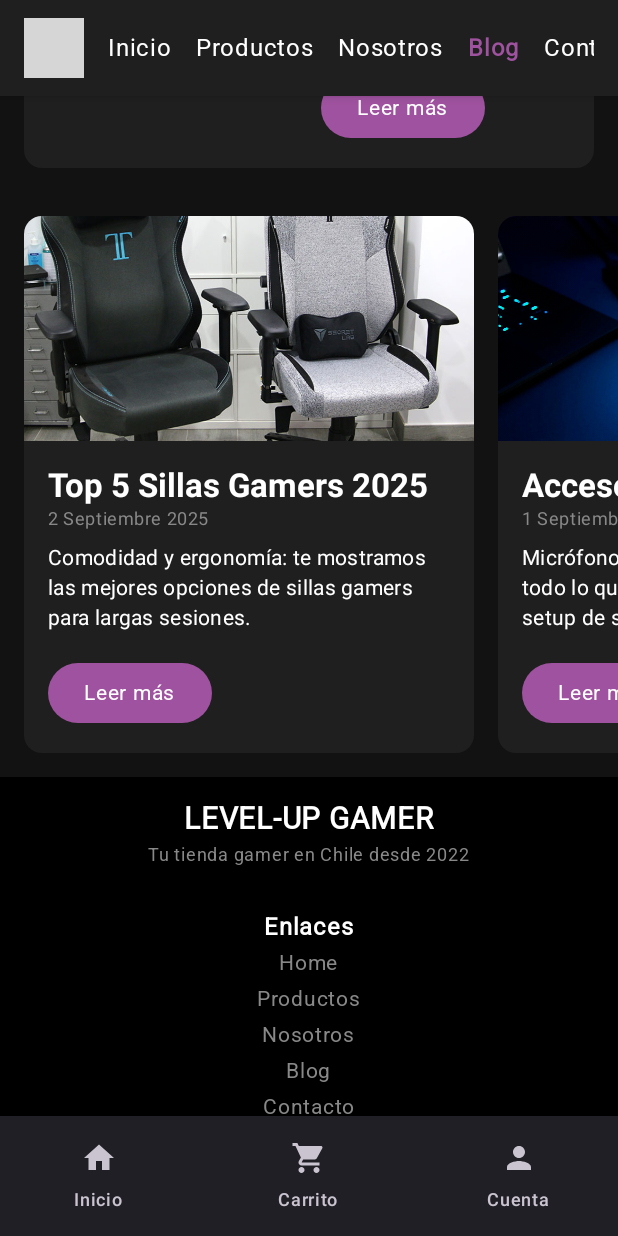
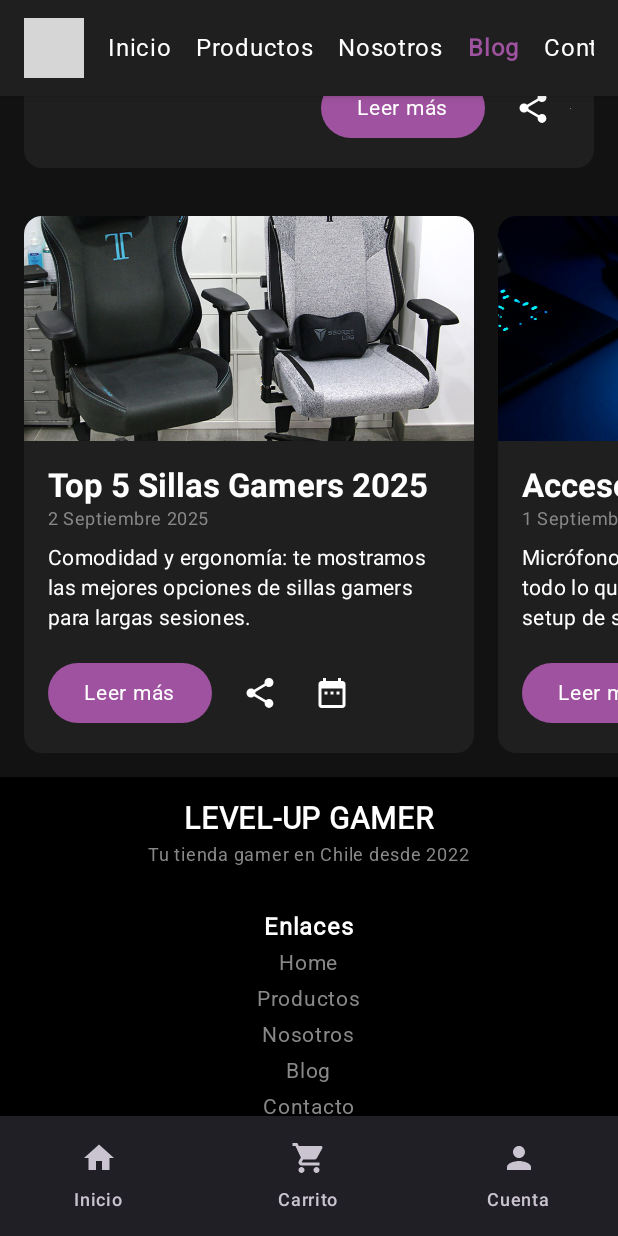
Before and after one commit to BenjaAranda/AplicacionesMoviles, an Android app built with Jetpack Compose: the BlogScreen screen opened through its navigation route, scrolled down 476 dp, on a phone screen of 412 x 824 dp. Run offline under Robolectric (Android 15) with nearby library versions, the light colour scheme and no system bars; our stand-ins replace Room's generated code; grey boxes are pictures that could not be loaded.

Commit message:
Agregando funcionalidad la segunda funcionalidad nativa, agregar eventos al calendario y compartir noticias

```diff
--- a/app/src/main/java/com/example/app_prueba/ui/screens/blog/BlogScreen.kt
+++ b/app/src/main/java/com/example/app_prueba/ui/screens/blog/BlogScreen.kt
@@ -7,14 +7,17 @@ import androidx.compose.foundation.lazy.LazyColumn
 import androidx.compose.foundation.lazy.LazyRow
 import androidx.compose.foundation.lazy.items
 import androidx.compose.foundation.shape.RoundedCornerShape
+import androidx.compose.material.icons.Icons
+import androidx.compose.material.icons.filled.DateRange
+import androidx.compose.material.icons.filled.Share
 import androidx.compose.material3.*
 import androidx.compose.runtime.Composable
 import androidx.compose.ui.Alignment
 import androidx.compose.ui.Modifier
 import androidx.compose.ui.draw.clip
 import androidx.compose.ui.graphics.Brush
-import androidx.compose.ui.graphics.Color
 import androidx.compose.ui.layout.ContentScale
+import androidx.compose.ui.platform.LocalContext
 import androidx.compose.ui.platform.LocalUriHandler
 import androidx.compose.ui.res.painterResource
 import androidx.compose.ui.text.font.FontWeight
@@ -32,7 +35,7 @@ fun BlogScreen(navController: NavController, vm: BlogViewModel = viewModel()) {
     LazyColumn(modifier = Modifier.fillMaxSize()) {
         item { BlogHeader() }
         item { FeaturedPost(post = vm.featuredPost) }
-        item { OtherPostsSection(posts = vm.posts.drop(1)) } // Muestra el resto de los posts
+        item { OtherPostsSection(posts = vm.posts.drop(1)) }
         item { Footer(navController = navController) }
     }
 }
@@ -70,8 +73,9 @@ fun BlogHeader() {
 }
 
 @Composable
-fun FeaturedPost(post: BlogPost) {
+fun FeaturedPost(post: BlogPost, vm: BlogViewModel = viewModel()) {
     val uriHandler = LocalUriHandler.current
+    val context = LocalContext.current
 
     Card(
         modifier = Modifier
@@ -114,8 +118,21 @@ fun FeaturedPost(post: BlogPost) {
                     overflow = TextOverflow.Ellipsis
                 )
                 Spacer(modifier = Modifier.height(16.dp))
-                Button(onClick = { uriHandler.openUri(post.url) }) {
-                    Text("Leer más")
+                Row(
+                    verticalAlignment = Alignment.CenterVertically
+                ) {
+                    Button(onClick = { uriHandler.openUri(post.url) }) {
+                        Text("Leer más")
+                    }
+                    Spacer(modifier = Modifier.width(8.dp))
+                    IconButton(onClick = { vm.sharePost(context, post) }) {
+                        Icon(Icons.Default.Share, contentDescription = "Compartir noticia")
+                    }
+                    // --- NUEVO BOTÓN DE CALENDARIO ---
+                    IconButton(onClick = { vm.scheduleEvent(context, post) }) {
+                        Icon(Icons.Default.DateRange, contentDescription = "Agendar evento")
+                    }
+                    // ---------------------------------
                 }
             }
         }
@@ -135,8 +152,9 @@ fun OtherPostsSection(posts: List<BlogPost>) {
 }
 
 @Composable
-fun BlogPostCard(post: BlogPost) {
+fun BlogPostCard(post: BlogPost, vm: BlogViewModel = viewModel()) {
     val uriHandler = LocalUriHandler.current
+    val context = LocalContext.current
 
     Card(
         modifier = Modifier.width(300.dp),
@@ -173,8 +191,21 @@ fun BlogPostCard(post: BlogPost) {
                     overflow = TextOverflow.Ellipsis
                 )
                 Spacer(modifier = Modifier.height(16.dp))
-                Button(onClick = { uriHandler.openUri(post.url) }) {
-                    Text("Leer más")
+                Row(
+                    verticalAlignment = Alignment.CenterVertically
+                ) {
+                    Button(onClick = { uriHandler.openUri(post.url) }) {
+                        Text("Leer más")
+                    }
+                    Spacer(modifier = Modifier.width(8.dp))
+                    IconButton(onClick = { vm.sharePost(context, post) }) {
+                        Icon(Icons.Default.Share, contentDescription = "Compartir noticia")
+                    }
+                    // --- NUEVO BOTÓN DE CALENDARIO ---
+                    IconButton(onClick = { vm.scheduleEvent(context, post) }) {
+                        Icon(Icons.Default.DateRange, contentDescription = "Agendar evento")
+                    }
+                    // ---------------------------------
                 }
             }
         }
--- a/app/src/main/java/com/example/app_prueba/viewmodel/BlogViewModel.kt
+++ b/app/src/main/java/com/example/app_prueba/viewmodel/BlogViewModel.kt
@@ -1,15 +1,17 @@
 package com.example.app_prueba.viewmodel
 
+import android.content.Context
+import android.content.Intent
+import android.provider.CalendarContract
 import androidx.lifecycle.ViewModel
 import com.example.app_prueba.R
 import com.example.app_prueba.data.model.BlogPost
+import java.text.SimpleDateFormat
+import java.util.*
 
 class BlogViewModel : ViewModel() {
 
-    // Lista de todas las publicaciones del blog
     val posts: List<BlogPost>
-
-    // La primera publicación de la lista será la destacada
     val featuredPost: BlogPost
 
     init {
@@ -17,34 +19,74 @@ class BlogViewModel : ViewModel() {
         featuredPost = posts.first()
     }
 
+    // --- NUEVA FUNCIÓN PARA COMPARTIR ---
+    fun sharePost(context: Context, post: BlogPost) {
+        val sendIntent: Intent = Intent().apply {
+            action = Intent.ACTION_SEND
+            putExtra(Intent.EXTRA_TEXT, "¡Mira esta noticia de Level-Up Gamer!\n\n*${post.title}*\n\n${post.url}")
+            putExtra(Intent.EXTRA_TITLE, post.title)
+            type = "text/plain"
+        }
+
+        val shareIntent = Intent.createChooser(sendIntent, null)
+        context.startActivity(shareIntent)
+    }
+
+    // --- NUEVA FUNCIÓN PARA AGENDAR EVENTOS ---
+    fun scheduleEvent(context: Context, post: BlogPost) {
+        val intent = Intent(Intent.ACTION_INSERT).apply {
+            data = CalendarContract.Events.CONTENT_URI
+            putExtra(CalendarContract.Events.TITLE, post.title)
+            putExtra(CalendarContract.Events.DESCRIPTION, "Evento de la comunidad Level-Up Gamer. Más detalles en: ${post.url}")
+
+            // Simulación de fecha del evento (puedes ajustarla)
+            val calendar = Calendar.getInstance()
+            try {
+                // Intenta interpretar la fecha del post
+                val sdf = SimpleDateFormat("d MMMM yyyy", Locale("es", "ES"))
+                calendar.time = sdf.parse(post.date) ?: Date()
+            } catch (e: Exception) {
+                // Si falla, usa la fecha actual
+            }
+            // Fija la hora del evento (ej. a las 18:00)
+            calendar.set(Calendar.HOUR_OF_DAY, 18)
+            calendar.set(Calendar.MINUTE, 0)
+
+            putExtra(CalendarContract.EXTRA_EVENT_BEGIN_TIME, calendar.timeInMillis)
+            putExtra(CalendarContract.EXTRA_EVENT_END_TIME, calendar.timeInMillis + 60 * 60 * 1000) // Duración de 1 hora
+        }
+        context.startActivity(intent)
+    }
+    // ------------------------------------------
+
     private fun loadBlogPosts(): List<BlogPost> {
         return listOf(
             BlogPost(
                 title = "Review: La nueva PlayStation 5 Pro",
                 date = "3 Septiembre 2025",
                 summary = "Te contamos todas las novedades de la PS5 Pro: rendimiento mejorado, gráficos de última generación y una experiencia inmersiva sin precedentes...",
-                url = "https://www.ign.com/articles/ps5-pro-everything-we-know", // URL de ejemplo
+                url = "https://www.ign.com/articles/ps5-pro-everything-we-know",
                 imageRes = R.drawable.ps5pro
             ),
             BlogPost(
                 title = "Top 5 Sillas Gamers 2025",
                 date = "2 Septiembre 2025",
                 summary = "Comodidad y ergonomía: te mostramos las mejores opciones de sillas gamers para largas sesiones.",
-                url = "https://www.pcgamer.com/best-gaming-chair/", // URL de ejemplo
+                url = "https://www.pcgamer.com/best-gaming-chair/",
                 imageRes = R.drawable.sillas_blog
             ),
             BlogPost(
                 title = "Accesorios imprescindibles para streamers",
                 date = "1 Septiembre 2025",
                 summary = "Micrófonos, luces, capturadoras y más: todo lo que necesitas para mejorar tu setup de streaming.",
-                url = "https://www.tomsguide.com/us/best-streaming-gear,review-5399.html", // URL de ejemplo
+                url = "https://www.tomsguide.com/us/best-streaming-gear,review-5399.html",
                 imageRes = R.drawable.streamers_blog
             ),
             BlogPost(
                 title = "eSports en Chile: los torneos más esperados",
                 date = "28 Agosto 2025",
                 summary = "Un repaso por los eventos de eSports que marcarán este semestre en el país.",
-                url = "https://esports.as.com/latam/", // URL de ejemplo
+                url = "https://esports.as.com/latam/",
                 imageRes = R.drawable.esports
             )
         )
--- a/gradle/libs.versions.toml
+++ b/gradle/libs.versions.toml
@@ -10,8 +10,10 @@ activityCompose = "1.8.0"
 composeBom = "2024.09.00"
 ksp = "2.0.21-1.0.27"
 animation = "1.9.3"
+mapsCompose = "6.12.0"
 
 [libraries]
+androidx-maps-compose = { group = "com.google.maps.android", name = "maps-compose", version.ref = "mapsCompose" }
 androidx-core-ktx = { group = "androidx.core", name = "core-ktx", version.ref = "coreKtx" }
 junit = { group = "junit", name = "junit", version.ref = "junit" }
 androidx-junit = { group = "androidx.test.ext", name = "junit", version.ref = "junitVersion" }
```
